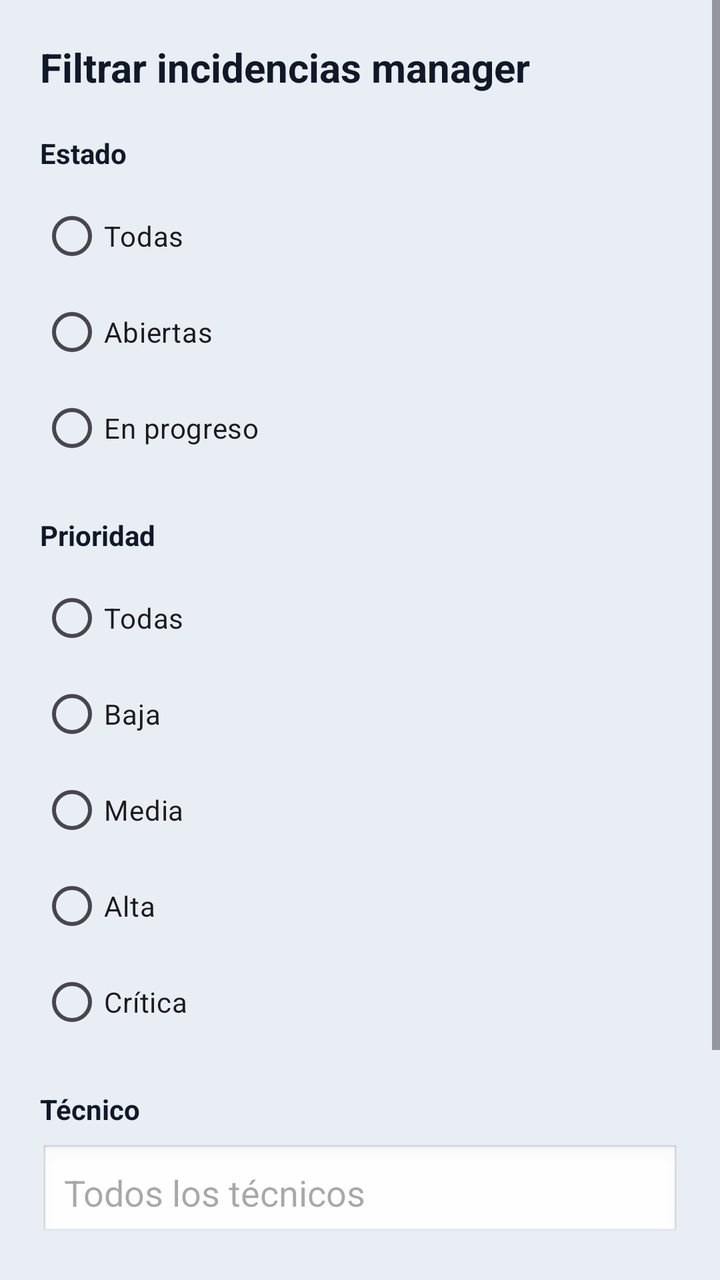
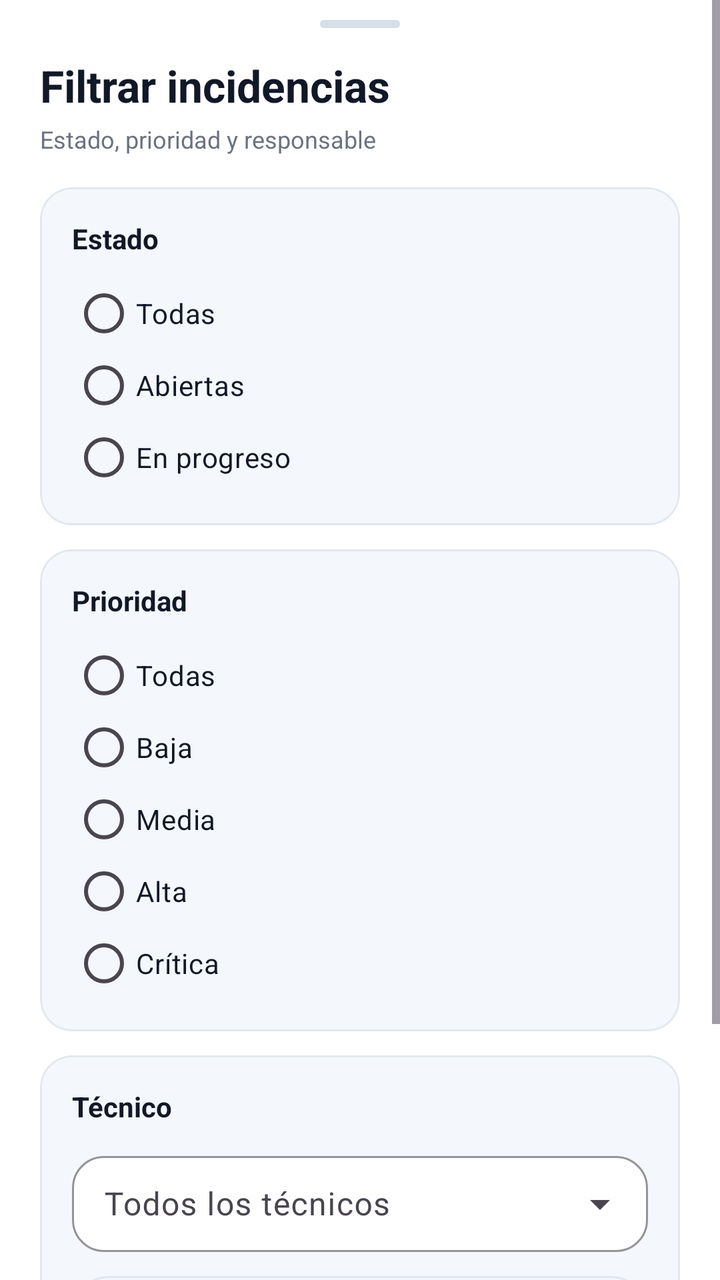

Compare the two renders of this Android layout. The source of the first and the diff that turns it into the second are given below.
<!-- AndroidManifest.xml: application theme Theme.Tfgincidenciasfront -->
<!-- res/layout/bottom_sheet_manager_filters.xml -->
<?xml version="1.0" encoding="utf-8"?>
<ScrollView xmlns:android="http://schemas.android.com/apk/res/android"
    android:layout_width="match_parent"
    android:layout_height="wrap_content">

    <LinearLayout
        android:layout_width="match_parent"
        android:layout_height="wrap_content"
        android:orientation="vertical"
        android:padding="20dp">

        <TextView
            android:layout_width="wrap_content"
            android:layout_height="wrap_content"
            android:text="Filtrar incidencias manager"
            android:textColor="@color/onSurface"
            android:textSize="20sp"
            android:textStyle="bold" />

        <TextView
            android:layout_width="wrap_content"
            android:layout_height="wrap_content"
            android:layout_marginTop="20dp"
            android:text="Estado"
            android:textColor="@color/onSurface"
            android:textStyle="bold" />

        <RadioGroup
            android:id="@+id/rgStatus"
            android:layout_width="match_parent"
            android:layout_height="wrap_content"
            android:layout_marginTop="8dp">

            <RadioButton
                android:id="@+id/rbStatusAll"
                android:layout_width="wrap_content"
                android:layout_height="wrap_content"
                android:text="Todas" />

            <RadioButton
                android:id="@+id/rbStatusOpen"
                android:layout_width="wrap_content"
                android:layout_height="wrap_content"
                android:text="Abiertas" />

            <RadioButton
                android:id="@+id/rbStatusInProgress"
                android:layout_width="wrap_content"
                android:layout_height="wrap_content"
                android:text="En progreso" />
        </RadioGroup>

        <TextView
            android:layout_width="wrap_content"
            android:layout_height="wrap_content"
            android:layout_marginTop="20dp"
            android:text="Prioridad"
            android:textColor="@color/onSurface"
            android:textStyle="bold" />

        <RadioGroup
            android:id="@+id/rgPriority"
            android:layout_width="match_parent"
            android:layout_height="wrap_content"
            android:layout_marginTop="8dp">

            <RadioButton
                android:id="@+id/rbPriorityAll"
                android:layout_width="wrap_content"
                android:layout_height="wrap_content"
                android:text="Todas" />

            <RadioButton
                android:id="@+id/rbPriorityLow"
                android:layout_width="wrap_content"
                android:layout_height="wrap_content"
                android:text="Baja" />

            <RadioButton
                android:id="@+id/rbPriorityMedium"
                android:layout_width="wrap_content"
                android:layout_height="wrap_content"
                android:text="Media" />

            <RadioButton
                android:id="@+id/rbPriorityHigh"
                android:layout_width="wrap_content"
                android:layout_height="wrap_content"
                android:text="Alta" />

            <RadioButton
                android:id="@+id/rbPriorityCritical"
                android:layout_width="wrap_content"
                android:layout_height="wrap_content"
                android:text="Crítica" />
        </RadioGroup>

        <TextView
            android:layout_width="wrap_content"
            android:layout_height="wrap_content"
            android:layout_marginTop="20dp"
            android:text="Técnico"
            android:textColor="@color/onSurface"
            android:textStyle="bold" />

        <AutoCompleteTextView
            android:id="@+id/actvTechnician"
            android:layout_width="match_parent"
            android:layout_height="wrap_content"
            android:layout_marginTop="8dp"
            android:background="@android:drawable/edit_text"
            android:hint="Todos los técnicos"
            android:padding="12dp" />

        <com.google.android.material.materialswitch.MaterialSwitch
            android:id="@+id/switchOnlyUnassigned"
            android:layout_width="wrap_content"
            android:layout_height="wrap_content"
            android:layout_marginTop="20dp"
            android:text="Solo sin asignar" />

        <LinearLayout
            android:layout_width="match_parent"
            android:layout_height="wrap_content"
            android:layout_marginTop="24dp"
            android:gravity="end"
            android:orientation="horizontal">

            <com.google.android.material.button.MaterialButton
                android:id="@+id/btnClearFilters"
                style="@style/Widget.Material3.Button.TextButton"
                android:layout_width="wrap_content"
                android:layout_height="wrap_content"
                android:text="Limpiar" />

            <com.google.android.material.button.MaterialButton
                android:id="@+id/btnApplyFilters"
                android:layout_width="wrap_content"
                android:layout_height="wrap_content"
                android:layout_marginStart="8dp"
                android:text="Aplicar" />
        </LinearLayout>
    </LinearLayout>
</ScrollView>
<!-- resources referenced by this layout -->
<resources>
  <color name="onSurface">#111827</color>
  <style name="Theme.Tfgincidenciasfront" parent="Base.Theme.Tfgincidenciasfront" />
  <color name="primary">#1E3A8A</color>
  <color name="onPrimary">#FFFFFF</color>
  <color name="primary_container">#E8EEF9</color>
  <color name="background">#E9EEF5</color>
  <color name="surface">#FFFFFF</color>
  <color name="surfaceVariant">#F7F9FC</color>
  <color name="secondaryText">#6B7280</color>
  <color name="stroke_soft">#E2E8F0</color>
  <style name="AppCard">
          <item name="cardCornerRadius">@dimen/card_radius</item>
          <item name="cardElevation">2dp</item>
          <item name="strokeColor">@color/stroke_card</item>
          <item name="strokeWidth">@dimen/card_stroke_width</item>
          <item name="cardBackgroundColor">@color/surface_elevated</item>
      </style>
  <dimen name="card_radius">20dp</dimen>
  <color name="stroke_card">#D9E2EC</color>
  <dimen name="card_stroke_width">1dp</dimen>
  <color name="surface_elevated">#FCFDFE</color>
  <!-- unchanged entries left out for length: 1 -->
</resources>

<!-- the commit's change to res/layout/bottom_sheet_manager_filters.xml (unified diff, before → after) -->
@@ -1,143 +1,272 @@
 <?xml version="1.0" encoding="utf-8"?>
 <ScrollView xmlns:android="http://schemas.android.com/apk/res/android"
+    xmlns:app="http://schemas.android.com/apk/res-auto"
     android:layout_width="match_parent"
-    android:layout_height="wrap_content">
+    android:layout_height="wrap_content"
+    android:fillViewport="true">
 
     <LinearLayout
         android:layout_width="match_parent"
         android:layout_height="wrap_content"
+        android:background="@color/surface"
         android:orientation="vertical"
-        android:padding="20dp">
+        android:paddingStart="@dimen/padding_screen_horizontal"
+        android:paddingTop="10dp"
+        android:paddingEnd="@dimen/padding_screen_horizontal"
+        android:paddingBottom="@dimen/spacing_lg">
+
+        <View
+            android:layout_width="40dp"
+            android:layout_height="4dp"
+            android:layout_gravity="center_horizontal"
+            android:background="@drawable/bg_bottom_sheet_handle" />
 
         <TextView
-            android:layout_width="wrap_content"
-            android:layout_height="wrap_content"
-            android:text="Filtrar incidencias manager"
+            android:layout_width="match_parent"
+            android:layout_height="wrap_content"
+            android:layout_marginTop="14dp"
+            android:text="Filtrar incidencias"
             android:textColor="@color/onSurface"
-            android:textSize="20sp"
+            android:textSize="22sp"
             android:textStyle="bold" />
 
         <TextView
-            android:layout_width="wrap_content"
-            android:layout_height="wrap_content"
-            android:layout_marginTop="20dp"
-            android:text="Estado"
-            android:textColor="@color/onSurface"
-            android:textStyle="bold" />
-
-        <RadioGroup
-            android:id="@+id/rgStatus"
-            android:layout_width="match_parent"
-            android:layout_height="wrap_content"
-            android:layout_marginTop="8dp">
-
-            <RadioButton
-                android:id="@+id/rbStatusAll"
-                android:layout_width="wrap_content"
-                android:layout_height="wrap_content"
-                android:text="Todas" />
-
-            <RadioButton
-                android:id="@+id/rbStatusOpen"
-                android:layout_width="wrap_content"
-                android:layout_height="wrap_content"
-                android:text="Abiertas" />
-
-            <RadioButton
-                android:id="@+id/rbStatusInProgress"
-                android:layout_width="wrap_content"
-                android:layout_height="wrap_content"
-                android:text="En progreso" />
-        </RadioGroup>
-
-        <TextView
-            android:layout_width="wrap_content"
-            android:layout_height="wrap_content"
-            android:layout_marginTop="20dp"
-            android:text="Prioridad"
-            android:textColor="@color/onSurface"
-            android:textStyle="bold" />
-
-        <RadioGroup
-            android:id="@+id/rgPriority"
-            android:layout_width="match_parent"
-            android:layout_height="wrap_content"
-            android:layout_marginTop="8dp">
-
-            <RadioButton
-                android:id="@+id/rbPriorityAll"
-                android:layout_width="wrap_content"
-                android:layout_height="wrap_content"
-                android:text="Todas" />
-
-            <RadioButton
-                android:id="@+id/rbPriorityLow"
-                android:layout_width="wrap_content"
-                android:layout_height="wrap_content"
-                android:text="Baja" />
-
-            <RadioButton
-                android:id="@+id/rbPriorityMedium"
-                android:layout_width="wrap_content"
-                android:layout_height="wrap_content"
-                android:text="Media" />
-
-            <RadioButton
-                android:id="@+id/rbPriorityHigh"
-                android:layout_width="wrap_content"
-                android:layout_height="wrap_content"
-                android:text="Alta" />
-
-            <RadioButton
-                android:id="@+id/rbPriorityCritical"
-                android:layout_width="wrap_content"
-                android:layout_height="wrap_content"
-                android:text="Crítica" />
-        </RadioGroup>
-
-        <TextView
-            android:layout_width="wrap_content"
-            android:layout_height="wrap_content"
-            android:layout_marginTop="20dp"
-            android:text="Técnico"
-            android:textColor="@color/onSurface"
-            android:textStyle="bold" />
-
-        <AutoCompleteTextView
-            android:id="@+id/actvTechnician"
-            android:layout_width="match_parent"
-            android:layout_height="wrap_content"
-            android:layout_marginTop="8dp"
-            android:background="@android:drawable/edit_text"
-            android:hint="Todos los técnicos"
-            android:padding="12dp" />
-
-        <com.google.android.material.materialswitch.MaterialSwitch
-            android:id="@+id/switchOnlyUnassigned"
-            android:layout_width="wrap_content"
-            android:layout_height="wrap_content"
-            android:layout_marginTop="20dp"
-            android:text="Solo sin asignar" />
+            android:layout_width="match_parent"
+            android:layout_height="wrap_content"
+            android:layout_marginTop="4dp"
+            android:text="Estado, prioridad y responsable"
+            android:textColor="@color/secondaryText"
+            android:textSize="@dimen/text_small" />
+
+        <com.google.android.material.card.MaterialCardView
+            style="@style/AppCardSoft"
+            android:layout_width="match_parent"
+            android:layout_height="wrap_content"
+            android:layout_marginTop="16dp"
+            app:cardBackgroundColor="@color/surfaceSoft"
+            app:strokeColor="@color/stroke_soft">
+
+            <LinearLayout
+                android:layout_width="match_parent"
+                android:layout_height="wrap_content"
+                android:orientation="vertical"
+                android:padding="16dp">
+
+                <TextView
+                    style="@style/TextBody"
+                    android:layout_width="wrap_content"
+                    android:layout_height="wrap_content"
+                    android:text="Estado"
+                    android:textStyle="bold" />
+
+                <RadioGroup
+                    android:id="@+id/rgStatus"
+                    android:layout_width="match_parent"
+                    android:layout_height="wrap_content"
+                    android:layout_marginTop="10dp">
+
+                    <RadioButton
+                        android:id="@+id/rbStatusAll"
+                        android:layout_width="match_parent"
+                        android:layout_height="wrap_content"
+                        android:buttonTint="@color/primary"
+                        android:minHeight="36dp"
+                        android:text="Todas"
+                        android:textColor="@color/onSurface" />
+
+                    <RadioButton
+                        android:id="@+id/rbStatusOpen"
+                        android:layout_width="match_parent"
+                        android:layout_height="wrap_content"
+                        android:buttonTint="@color/primary"
+                        android:minHeight="36dp"
+                        android:text="Abiertas"
+                        android:textColor="@color/onSurface" />
+
+                    <RadioButton
+                        android:id="@+id/rbStatusInProgress"
+                        android:layout_width="match_parent"
+                        android:layout_height="wrap_content"
+                        android:buttonTint="@color/primary"
+                        android:minHeight="36dp"
+                        android:text="En progreso"
+                        android:textColor="@color/onSurface" />
+                </RadioGroup>
+            </LinearLayout>
+        </com.google.android.material.card.MaterialCardView>
+
+        <com.google.android.material.card.MaterialCardView
+            style="@style/AppCardSoft"
+            android:layout_width="match_parent"
+            android:layout_height="wrap_content"
+            android:layout_marginTop="12dp"
+            app:cardBackgroundColor="@color/surfaceSoft"
+            app:strokeColor="@color/stroke_soft">
+
+            <LinearLayout
+                android:layout_width="match_parent"
+                android:layout_height="wrap_content"
+                android:orientation="vertical"
+                android:padding="16dp">
+
+                <TextView
+                    style="@style/TextBody"
+                    android:layout_width="wrap_content"
+                    android:layout_height="wrap_content"
+                    android:text="Prioridad"
+                    android:textStyle="bold" />
+
+                <RadioGroup
+                    android:id="@+id/rgPriority"
+                    android:layout_width="match_parent"
+                    android:layout_height="wrap_content"
+                    android:layout_marginTop="10dp">
+
+                    <RadioButton
+                        android:id="@+id/rbPriorityAll"
+                        android:layout_width="match_parent"
+                        android:layout_height="wrap_content"
+                        android:buttonTint="@color/primary"
+                        android:minHeight="36dp"
+                        android:text="Todas"
+                        android:textColor="@color/onSurface" />
+
+                    <RadioButton
+                        android:id="@+id/rbPriorityLow"
+                        android:layout_width="match_parent"
+                        android:layout_height="wrap_content"
+                        android:buttonTint="@color/primary"
+                        android:minHeight="36dp"
+                        android:text="Baja"
+                        android:textColor="@color/onSurface" />
+
+                    <RadioButton
+                        android:id="@+id/rbPriorityMedium"
+                        android:layout_width="match_parent"
+                        android:layout_height="wrap_content"
+                        android:buttonTint="@color/primary"
+                        android:minHeight="36dp"
+                        android:text="Media"
+                        android:textColor="@color/onSurface" />
+
+                    <RadioButton
+                        android:id="@+id/rbPriorityHigh"
+                        android:layout_width="match_parent"
+                        android:layout_height="wrap_content"
+                        android:buttonTint="@color/primary"
+                        android:minHeight="36dp"
+                        android:text="Alta"
+                        android:textColor="@color/onSurface" />
+
+                    <RadioButton
+                        android:id="@+id/rbPriorityCritical"
+                        android:layout_width="match_parent"
+                        android:layout_height="wrap_content"
+                        android:buttonTint="@color/primary"
+                        android:minHeight="36dp"
+                        android:text="Crítica"
+                        android:textColor="@color/onSurface" />
+                </RadioGroup>
+            </LinearLayout>
+        </com.google.android.material.card.MaterialCardView>
+
+        <com.google.android.material.card.MaterialCardView
+            style="@style/AppCardSoft"
+            android:layout_width="match_parent"
+            android:layout_height="wrap_content"
+            android:layout_marginTop="12dp"
+            app:cardBackgroundColor="@color/surfaceSoft"
+            app:strokeColor="@color/stroke_soft">
+
+            <LinearLayout
+                android:layout_width="match_parent"
+                android:layout_height="wrap_content"
+                android:orientation="vertical"
+                android:padding="16dp">
+
+                <TextView
+                    style="@style/TextBody"
+                    android:layout_width="wrap_content"
+                    android:layout_height="wrap_content"
+                    android:text="Técnico"
+                    android:textStyle="bold" />
+
+                <com.google.android.material.textfield.TextInputLayout
+                    style="@style/Widget.Material3.TextInputLayout.OutlinedBox.ExposedDropdownMenu"
+                    android:layout_width="match_parent"
+                    android:layout_height="wrap_content"
+                    android:layout_marginTop="10dp"
+                    android:hint="Todos los técnicos"
+                    app:boxBackgroundColor="@color/surface"
+                    app:boxCornerRadiusBottomEnd="16dp"
+                    app:boxCornerRadiusBottomStart="16dp"
+                    app:boxCornerRadiusTopEnd="16dp"
+                    app:boxCornerRadiusTopStart="16dp"
+                    app:boxStrokeColor="@color/stroke_soft">
+
+                    <AutoCompleteTextView
+                        android:id="@+id/actvTechnician"
+                        android:layout_width="match_parent"
+                        android:layout_height="wrap_content"
+                        android:inputType="none"
+                        android:minHeight="48dp"
+                        android:paddingStart="12dp"
+                        android:paddingTop="12dp"
+                        android:paddingEnd="12dp"
+                        android:paddingBottom="12dp"
+                        android:textColor="@color/onSurface"
+                        android:textColorHint="@color/secondaryText" />
+                </com.google.android.material.textfield.TextInputLayout>
+
+                <LinearLayout
+                    android:layout_width="match_parent"
+                    android:layout_height="wrap_content"
+                    android:layout_marginTop="12dp"
+                    android:background="@drawable/bg_sheet_action_row"
+                    android:gravity="center_vertical"
+                    android:orientation="horizontal"
+                    android:paddingStart="14dp"
+                    android:paddingTop="8dp"
+                    android:paddingEnd="14dp"
+                    android:paddingBottom="8dp">
+
+                    <TextView
+                        android:layout_width="0dp"
+                        android:layout_height="wrap_content"
+                        android:layout_weight="1"
+                        android:text="Solo sin asignar"
+                        android:textColor="@color/onSurface"
+                        android:textSize="@dimen/text_body"
+                        android:textStyle="bold" />
+
+                    <com.google.android.material.materialswitch.MaterialSwitch
+                        android:id="@+id/switchOnlyUnassigned"
+                        android:layout_width="wrap_content"
+                        android:layout_height="wrap_content" />
+                </LinearLayout>
+            </LinearLayout>
+        </com.google.android.material.card.MaterialCardView>
 
         <LinearLayout
             android:layout_width="match_parent"
             android:layout_height="wrap_content"
-            android:layout_marginTop="24dp"
+            android:layout_marginTop="18dp"
             android:gravity="end"
             android:orientation="horizontal">
 
             <com.google.android.material.button.MaterialButton
                 android:id="@+id/btnClearFilters"
-                style="@style/Widget.Material3.Button.TextButton"
+                style="@style/ButtonGhost"
                 android:layout_width="wrap_content"
                 android:layout_height="wrap_content"
                 android:text="Limpiar" />
 
             <com.google.android.material.button.MaterialButton
                 android:id="@+id/btnApplyFilters"
+                style="@style/ButtonPrimary"
                 android:layout_width="wrap_content"
                 android:layout_height="wrap_content"
-                android:layout_marginStart="8dp"
+                android:layout_marginStart="@dimen/spacing_sm"
                 android:text="Aplicar" />
         </LinearLayout>
     </LinearLayout>
<!-- resource entries referenced after the edit -->
@@ -2,12 +2,66 @@
 <resources>
   <color name="onSurface">#111827</color>
   <style name="Theme.Tfgincidenciasfront" parent="Base.Theme.Tfgincidenciasfront" />
+  <color name="divider">#D6DEE8</color>
+  <dimen name="card_radius_sm">16dp</dimen>
   <color name="primary">#1E3A8A</color>
   <color name="onPrimary">#FFFFFF</color>
+  <dimen name="button_radius">24dp</dimen>
   <color name="primary_container">#E8EEF9</color>
   <color name="background">#E9EEF5</color>
   <color name="surface">#FFFFFF</color>
+  <color name="surfaceSoft">#F4F7FB</color>
+  <dimen name="padding_screen_horizontal">20dp</dimen>
+  <dimen name="spacing_lg">16dp</dimen>
+  <dimen name="spacing_sm">8dp</dimen>
+  <dimen name="text_body">14sp</dimen>
+  <dimen name="text_small">12sp</dimen>
+  <!-- drawable bg_bottom_sheet_handle (drawable) -->
+  <?xml version="1.0" encoding="utf-8"?>
+  <shape xmlns:android="http://schemas.android.com/apk/res/android"
+      android:shape="rectangle">
+      <size android:height="4dp" />
+      <corners android:radius="999dp" />
+      <solid android:color="@color/divider" />
+  </shape>
+  <!-- drawable bg_sheet_action_row (drawable) -->
+  <shape xmlns:android="http://schemas.android.com/apk/res/android"
+      android:shape="rectangle">
+      <solid android:color="@color/surfaceSoft" />
+      <corners android:radius="18dp" />
+      <stroke
+          android:width="1dp"
+          android:color="@color/stroke_soft" />
+  </shape>
+  <style name="AppCardSoft">
+          <item name="cardCornerRadius">@dimen/card_radius_sm</item>
+          <item name="cardElevation">0dp</item>
+          <item name="strokeColor">@color/stroke_soft</item>
+          <item name="strokeWidth">@dimen/card_stroke_width</item>
+          <item name="cardBackgroundColor">@color/surfaceVariant</item>
+      </style>
+  <style name="ButtonGhost">
+          <item name="android:layout_height">@dimen/button_height</item>
+          <item name="android:textAllCaps">false</item>
+          <item name="android:textStyle">bold</item>
+          <item name="android:textColor">@color/primary</item>
+          <item name="backgroundTint">@android:color/transparent</item>
+          <item name="rippleColor">@color/divider</item>
+      </style>
+  <style name="ButtonPrimary">
+          <item name="android:layout_height">@dimen/button_height</item>
+          <item name="android:textAllCaps">false</item>
+          <item name="android:textStyle">bold</item>
+          <item name="android:textColor">@color/onPrimary</item>
+          <item name="backgroundTint">@color/primary</item>
+          <item name="cornerRadius">@dimen/button_radius</item>
+      </style>
+  <style name="TextBody">
+          <item name="android:textSize">@dimen/text_body</item>
+          <item name="android:textColor">@color/onSurface</item>
+      </style>
   <color name="surfaceVariant">#F7F9FC</color>
+  <dimen name="button_height">48dp</dimen>
   <color name="secondaryText">#6B7280</color>
   <color name="stroke_soft">#E2E8F0</color>
   <style name="AppCard">
